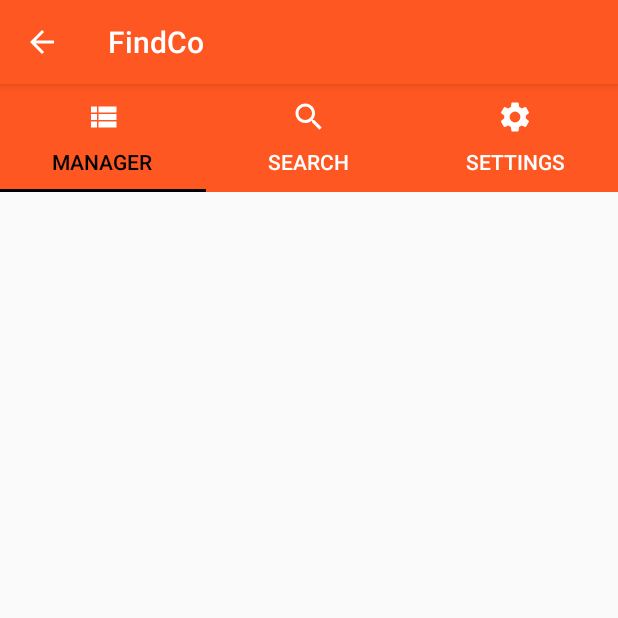
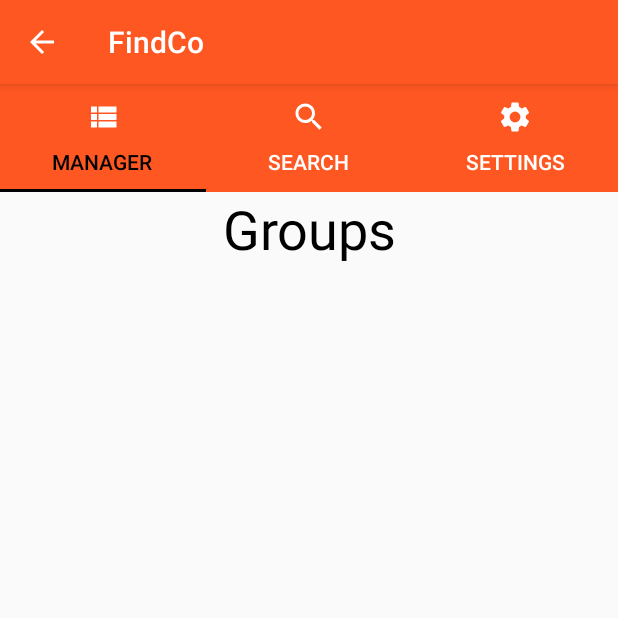
Before and after one commit to wniedzwiedz/ProjektWTM, an Android app: the MainPage screen opened directly, with no data from a screen before it, on a phone screen of 412 x 824 dp, the top half of it. Run offline under Robolectric (Android 15) with nearby library versions, the phone set to English and light mode, and no system bars.

Commit message:
Update activity_main_page.xml

```diff
--- a/app/src/main/res/layout-v21/activity_main_page.xml
+++ b/app/src/main/res/layout-v21/activity_main_page.xml
@@ -2,6 +2,7 @@
 <androidx.constraintlayout.widget.ConstraintLayout xmlns:android="http://schemas.android.com/apk/res/android"
     xmlns:app="http://schemas.android.com/apk/res-auto"
     xmlns:tools="http://schemas.android.com/tools"
+    android:id="@+id/constraintLayoutMainPage"
     android:layout_width="match_parent"
     android:layout_height="match_parent"
     tools:context=".MainPage">
@@ -12,7 +13,6 @@
         android:layout_height="0dp"
         android:background="#FF5722"
         app:layout_constraintEnd_toEndOf="parent"
-        app:layout_constraintHorizontal_bias="0.5"
         app:layout_constraintStart_toStartOf="parent"
         app:layout_constraintTop_toTopOf="parent"
         app:tabIndicatorColor="@android:color/background_dark"
@@ -42,4 +42,16 @@
             android:tint="@color/colorAccent" />
     </com.google.android.material.tabs.TabLayout>
 
+    <androidx.viewpager.widget.ViewPager
+        android:id="@+id/viewPager"
+        android:layout_width="wrap_content"
+        android:layout_height="0dp"
+        android:isScrollContainer="true"
+        android:nestedScrollingEnabled="true"
+        app:layout_constraintBottom_toBottomOf="parent"
+        app:layout_constraintEnd_toEndOf="parent"
+        app:layout_constraintHorizontal_bias="0.0"
+        app:layout_constraintStart_toStartOf="parent"
+        app:layout_constraintTop_toBottomOf="@+id/tabLayout" />
+
 </androidx.constraintlayout.widget.ConstraintLayout>
```
